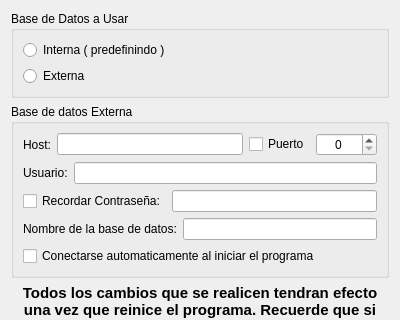
Above: trunk/src/ForPrefDb.ui from chungote/gestotux before the change; both pictures show x 0 to 400 and y 0 to 320 of the 400 by 561 pixel window. Below: the same form after it.
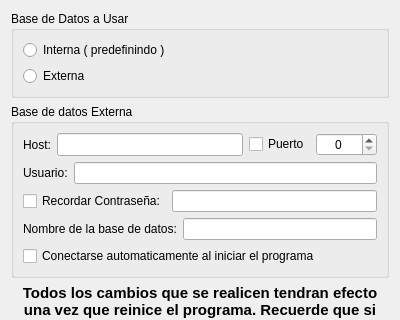
That is the form after the change.

The edit to the form file:
```diff
--- a/trunk/src/ForPrefDb.ui
+++ b/trunk/src/ForPrefDb.ui
@@ -56,7 +56,14 @@
          </widget>
         </item>
         <item>
-         <widget class="QLineEdit" name="LEHost"/>
+         <widget class="QLineEdit" name="LEHost">
+          <property name="sizePolicy">
+           <sizepolicy hsizetype="Expanding" vsizetype="Preferred">
+            <horstretch>0</horstretch>
+            <verstretch>0</verstretch>
+           </sizepolicy>
+          </property>
+         </widget>
         </item>
         <item>
          <widget class="QCheckBox" name="CkBPuerto">
```
Left out of the diff: 24 changed lines with no effect on the pictures.
